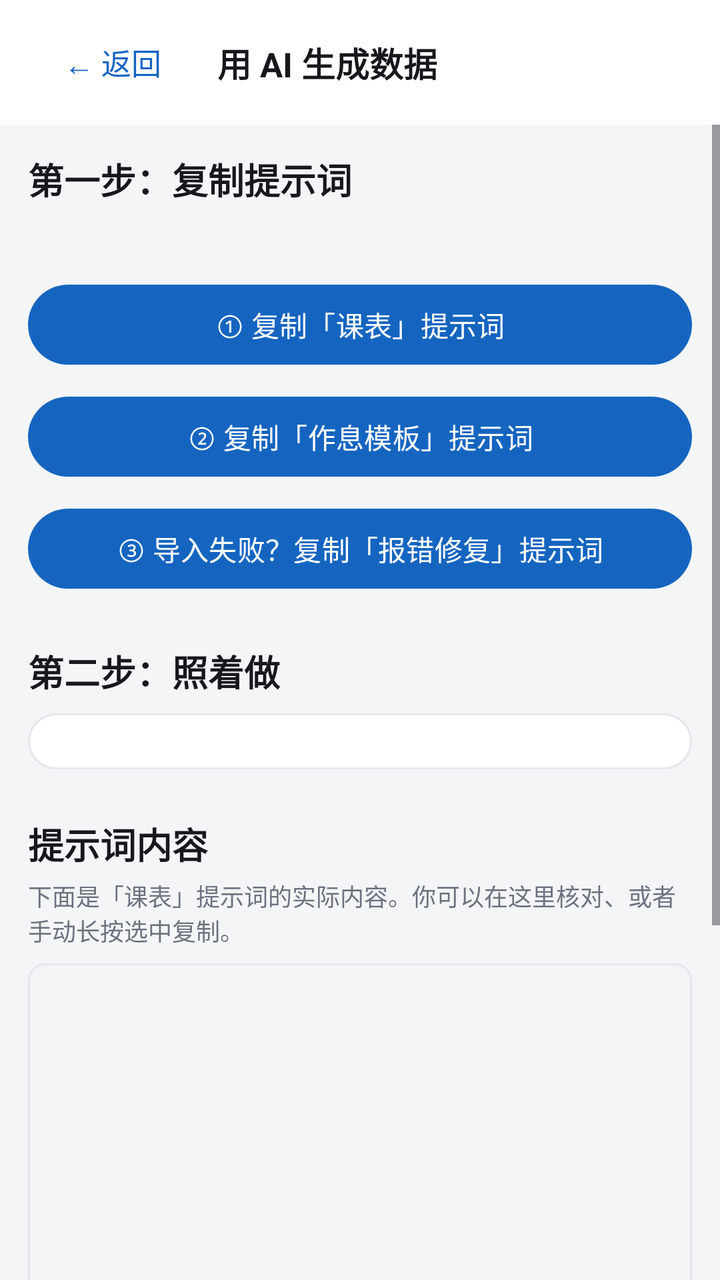
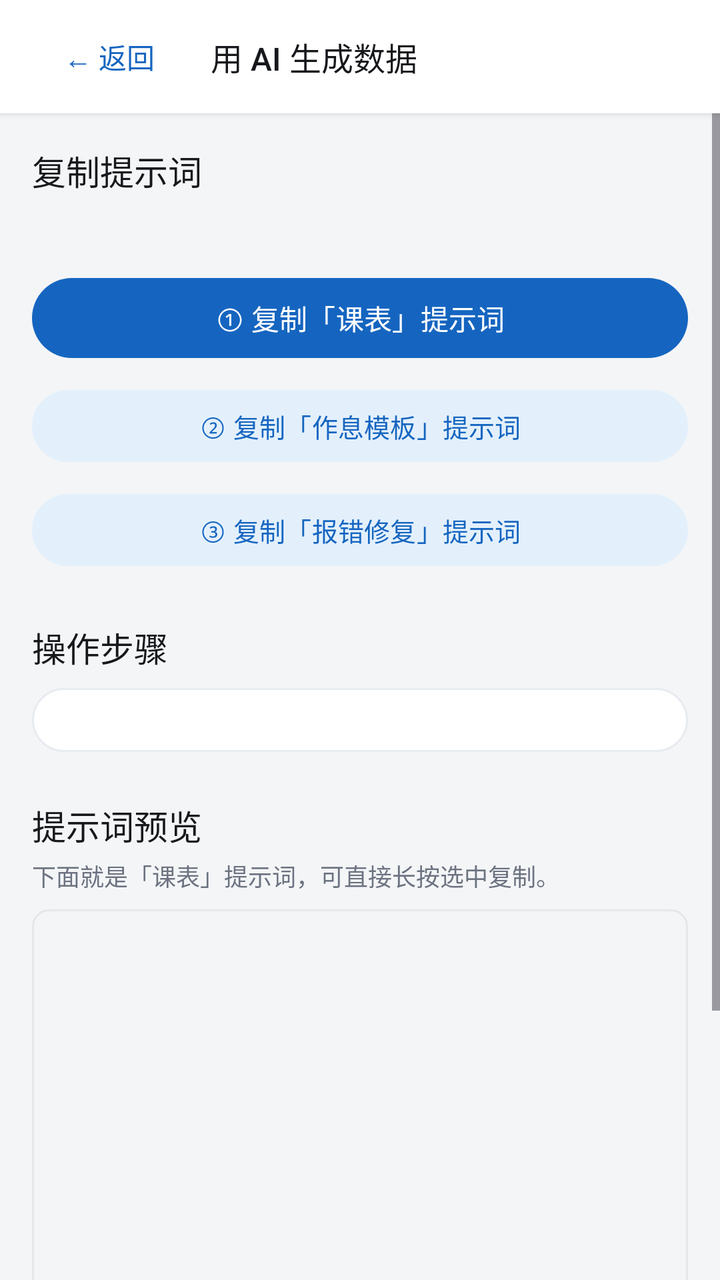

The first picture is an Android layout as it rendered before a commit; the second is the same layout after the commit. The layout source and the unified diff follow.
<!-- AndroidManifest.xml: application theme Theme.Timetable -->
<!-- res/layout/activity_generate_guide.xml -->
<?xml version="1.0" encoding="utf-8"?>
<LinearLayout xmlns:android="http://schemas.android.com/apk/res/android"
    android:layout_width="match_parent"
    android:layout_height="match_parent"
    android:background="@color/app_bg"
    android:orientation="vertical">

    
    <LinearLayout
        android:layout_width="match_parent"
        android:layout_height="wrap_content"
        android:background="@color/card_bg"
        android:gravity="center_vertical"
        android:orientation="horizontal"
        android:paddingHorizontal="8dp"
        android:paddingVertical="10dp">

        <Button
            android:id="@+id/btnBack"
            style="@style/FlatTextButton"
            android:textSize="15sp"
            android:text="← 返回" />

        <TextView
            android:layout_width="0dp"
            android:layout_height="wrap_content"
            android:layout_weight="1"
            android:layout_marginStart="4dp"
            android:text="@string/guide_title"
            android:textSize="17sp"
            android:textStyle="bold"
            android:textColor="@color/text_primary" />
    </LinearLayout>

    <ScrollView
        android:id="@+id/scroll"
        android:layout_width="match_parent"
        android:layout_height="0dp"
        android:layout_weight="1">

        <LinearLayout
            android:layout_width="match_parent"
            android:layout_height="wrap_content"
            android:orientation="vertical"
            android:padding="14dp">

            
            <TextView
                android:layout_width="match_parent"
                android:layout_height="wrap_content"
                android:text="@string/guide_s1_title"
                android:textSize="18sp"
                android:textStyle="bold"
                android:textColor="@color/text_primary" />

            <TextView
                android:id="@+id/tvIntro"
                android:layout_width="match_parent"
                android:layout_height="wrap_content"
                android:layout_marginTop="6dp"
                android:textSize="13sp"
                android:lineSpacingExtra="3dp"
                android:textColor="@color/text_secondary" />

            <Button
                android:id="@+id/btnCopyCoursePrompt"
                android:layout_width="match_parent"
                android:layout_height="wrap_content"
                android:layout_marginTop="12dp"
                android:text="@string/guide_copy_course" />

            <Button
                android:id="@+id/btnCopyTemplatePrompt"
                android:layout_width="match_parent"
                android:layout_height="wrap_content"
                android:layout_marginTop="8dp"
                android:text="@string/guide_copy_template" />

            <Button
                android:id="@+id/btnCopyFixPrompt"
                android:layout_width="match_parent"
                android:layout_height="wrap_content"
                android:layout_marginTop="8dp"
                android:text="@string/guide_copy_fix" />

            
            <TextView
                android:layout_width="match_parent"
                android:layout_height="wrap_content"
                android:layout_marginTop="24dp"
                android:text="@string/guide_s2_title"
                android:textSize="18sp"
                android:textStyle="bold"
                android:textColor="@color/text_primary" />

            <LinearLayout
                android:id="@+id/stepContainer"
                android:layout_width="match_parent"
                android:layout_height="wrap_content"
                android:layout_marginTop="8dp"
                android:background="@drawable/bg_card"
                android:orientation="vertical"
                android:padding="14dp" />

            
            <TextView
                android:layout_width="match_parent"
                android:layout_height="wrap_content"
                android:layout_marginTop="24dp"
                android:text="@string/guide_s3_title"
                android:textSize="18sp"
                android:textStyle="bold"
                android:textColor="@color/text_primary" />

            <TextView
                android:layout_width="match_parent"
                android:layout_height="wrap_content"
                android:layout_marginTop="4dp"
                android:text="@string/guide_s3_desc"
                android:textSize="12sp"
                android:textColor="@color/text_secondary" />

            <ScrollView
                android:layout_width="match_parent"
                android:layout_height="340dp"
                android:layout_marginTop="8dp"
                android:background="@drawable/bg_prompt_box"
                android:padding="10dp">

                <TextView
                    android:id="@+id/tvPromptPreview"
                    android:layout_width="match_parent"
                    android:layout_height="wrap_content"
                    android:textSize="10sp"
                    android:textIsSelectable="true"
                    android:fontFamily="monospace"
                    android:textColor="@color/text_primary" />
            </ScrollView>

            <TextView
                android:layout_width="match_parent"
                android:layout_height="wrap_content"
                android:layout_marginTop="20dp"
                android:layout_marginBottom="8dp"
                android:textSize="11sp"
                android:textColor="@color/text_secondary"
                android:text="@string/guide_footer" />

        </LinearLayout>
    </ScrollView>

</LinearLayout>
<!-- resources referenced by this layout -->
<resources>
  <color name="app_bg">#F4F5F7</color>
  <color name="card_bg">#FFFFFF</color>
  <color name="text_primary">#16181C</color>
  <color name="text_secondary">#6B7280</color>
  <!-- drawable bg_card (drawable) -->
  <?xml version="1.0" encoding="utf-8"?>
  <shape xmlns:android="http://schemas.android.com/apk/res/android"
      android:shape="rectangle">
      <solid android:color="@color/card_bg" />
      <corners android:radius="14dp" />
      <stroke
          android:width="1dp"
          android:color="@color/divider" />
  </shape>
  <!-- drawable bg_prompt_box (drawable) -->
  <?xml version="1.0" encoding="utf-8"?>
  <shape xmlns:android="http://schemas.android.com/apk/res/android"
      android:shape="rectangle">
      <solid android:color="@color/app_bg" />
      <corners android:radius="8dp" />
      <stroke
          android:width="1dp"
          android:color="@color/divider" />
  </shape>
  <string name="guide_copy_course">① 复制「课表」提示词</string>
  <string name="guide_copy_fix">③ 导入失败？复制「报错修复」提示词</string>
  <string name="guide_copy_template">② 复制「作息模板」提示词</string>
  <string name="guide_footer">提示词里已经带上了你当前的学期信息（名称 / 起始日 / 总周数），\n所以 AI 不会在这些地方猜错。</string>
  <string name="guide_s1_title">第一步：复制提示词</string>
  <string name="guide_s2_title">第二步：照着做</string>
  <string name="guide_s3_desc">下面是「课表」提示词的实际内容。你可以在这里核对、或者手动长按选中复制。</string>
  <string name="guide_s3_title">提示词内容</string>
  <string name="guide_title">用 AI 生成数据</string>
  <style name="FlatTextButton" parent="Widget.AppCompat.Button.Borderless">
          <item name="android:layout_width">wrap_content</item>
          <item name="android:layout_height">wrap_content</item>
          <item name="android:minWidth">44dp</item>
          <item name="android:minHeight">40dp</item>
          <item name="android:textSize">17sp</item>
          <item name="android:textColor">?attr/accentColor</item>
      </style>
  <style name="Theme.Timetable" parent="Theme.Material3.DayNight.NoActionBar">
          <item name="android:windowBackground">@color/app_bg</item>
  
          
          <item name="accentColor">@color/accent_blue</item>
          <item name="accentSoftColor">@color/accent_soft_blue</item>
  
          
          <item name="colorPrimary">@color/accent_blue</item>
      </style>
  <color name="divider">#E5E7EB</color>
  <color name="accent_blue">#1565C0</color>
  <color name="accent_soft_blue">#E3F0FC</color>
</resources>

<!-- the commit's change to res/layout/activity_generate_guide.xml (unified diff, before → after) -->
@@ -2,7 +2,6 @@
 <LinearLayout xmlns:android="http://schemas.android.com/apk/res/android"
     android:layout_width="match_parent"
     android:layout_height="match_parent"
-    android:background="@color/app_bg"
     android:orientation="vertical">
 
     
@@ -10,26 +9,27 @@
         android:layout_width="match_parent"
         android:layout_height="wrap_content"
         android:background="@color/card_bg"
+        android:elevation="2dp"
         android:gravity="center_vertical"
         android:orientation="horizontal"
         android:paddingHorizontal="8dp"
-        android:paddingVertical="10dp">
+        android:paddingVertical="8dp">
 
         <Button
             android:id="@+id/btnBack"
             style="@style/FlatTextButton"
-            android:textSize="15sp"
-            android:text="← 返回" />
+            android:text="← 返回"
+            android:textSize="14sp" />
 
         <TextView
             android:layout_width="0dp"
             android:layout_height="wrap_content"
+            android:layout_marginStart="4dp"
             android:layout_weight="1"
-            android:layout_marginStart="4dp"
+            android:fontFamily="sans-serif-medium"
             android:text="@string/guide_title"
-            android:textSize="17sp"
-            android:textStyle="bold"
-            android:textColor="@color/text_primary" />
+            android:textColor="@color/text_primary"
+            android:textSize="16sp" />
     </LinearLayout>
 
     <ScrollView
@@ -42,35 +42,36 @@
             android:layout_width="match_parent"
             android:layout_height="wrap_content"
             android:orientation="vertical"
-            android:padding="14dp">
+            android:padding="@dimen/page_padding">
 
             
             <TextView
                 android:layout_width="match_parent"
                 android:layout_height="wrap_content"
+                android:fontFamily="sans-serif-medium"
                 android:text="@string/guide_s1_title"
-                android:textSize="18sp"
-                android:textStyle="bold"
-                android:textColor="@color/text_primary" />
+                android:textColor="@color/text_primary"
+                android:textSize="17sp" />
 
             <TextView
                 android:id="@+id/tvIntro"
                 android:layout_width="match_parent"
                 android:layout_height="wrap_content"
                 android:layout_marginTop="6dp"
-                android:textSize="13sp"
                 android:lineSpacingExtra="3dp"
-                android:textColor="@color/text_secondary" />
+                android:textColor="@color/text_secondary"
+                android:textSize="12.5sp" />
 
             <Button
                 android:id="@+id/btnCopyCoursePrompt"
                 android:layout_width="match_parent"
                 android:layout_height="wrap_content"
-                android:layout_marginTop="12dp"
+                android:layout_marginTop="14dp"
                 android:text="@string/guide_copy_course" />
 
             <Button
                 android:id="@+id/btnCopyTemplatePrompt"
+                style="@style/TonalButton"
                 android:layout_width="match_parent"
                 android:layout_height="wrap_content"
                 android:layout_marginTop="8dp"
@@ -78,6 +79,7 @@
 
             <Button
                 android:id="@+id/btnCopyFixPrompt"
+                style="@style/TonalButton"
                 android:layout_width="match_parent"
                 android:layout_height="wrap_content"
                 android:layout_marginTop="8dp"
@@ -88,10 +90,10 @@
                 android:layout_width="match_parent"
                 android:layout_height="wrap_content"
                 android:layout_marginTop="24dp"
+                android:fontFamily="sans-serif-medium"
                 android:text="@string/guide_s2_title"
-                android:textSize="18sp"
-                android:textStyle="bold"
-                android:textColor="@color/text_primary" />
+                android:textColor="@color/text_primary"
+                android:textSize="17sp" />
 
             <LinearLayout
                 android:id="@+id/stepContainer"
@@ -100,29 +102,29 @@
                 android:layout_marginTop="8dp"
                 android:background="@drawable/bg_card"
                 android:orientation="vertical"
-                android:padding="14dp" />
+                android:padding="@dimen/card_padding" />
 
             
             <TextView
                 android:layout_width="match_parent"
                 android:layout_height="wrap_content"
                 android:layout_marginTop="24dp"
+                android:fontFamily="sans-serif-medium"
                 android:text="@string/guide_s3_title"
-                android:textSize="18sp"
-                android:textStyle="bold"
-                android:textColor="@color/text_primary" />
+                android:textColor="@color/text_primary"
+                android:textSize="17sp" />
 
             <TextView
                 android:layout_width="match_parent"
                 android:layout_height="wrap_content"
                 android:layout_marginTop="4dp"
                 android:text="@string/guide_s3_desc"
-                android:textSize="12sp"
-                android:textColor="@color/text_secondary" />
+                android:textColor="@color/text_secondary"
+                android:textSize="12sp" />
 
             <ScrollView
                 android:layout_width="match_parent"
-                android:layout_height="340dp"
+                android:layout_height="300dp"
                 android:layout_marginTop="8dp"
                 android:background="@drawable/bg_prompt_box"
                 android:padding="10dp">
@@ -131,10 +133,10 @@
                     android:id="@+id/tvPromptPreview"
                     android:layout_width="match_parent"
                     android:layout_height="wrap_content"
-                    android:textSize="10sp"
+                    android:fontFamily="monospace"
+                    android:textColor="@color/text_primary"
                     android:textIsSelectable="true"
-                    android:fontFamily="monospace"
-                    android:textColor="@color/text_primary" />
+                    android:textSize="11sp" />
             </ScrollView>
 
             <TextView
@@ -142,9 +144,9 @@
                 android:layout_height="wrap_content"
                 android:layout_marginTop="20dp"
                 android:layout_marginBottom="8dp"
-                android:textSize="11sp"
+                android:text="@string/guide_footer"
                 android:textColor="@color/text_secondary"
-                android:text="@string/guide_footer" />
+                android:textSize="11sp" />
 
         </LinearLayout>
     </ScrollView>
<!-- resource entries referenced after the edit -->
@@ -4,15 +4,17 @@
   <color name="card_bg">#FFFFFF</color>
   <color name="text_primary">#16181C</color>
   <color name="text_secondary">#6B7280</color>
+  <dimen name="card_padding">16dp</dimen>
+  <dimen name="page_padding">16dp</dimen>
   <!-- drawable bg_card (drawable) -->
   <?xml version="1.0" encoding="utf-8"?>
   <shape xmlns:android="http://schemas.android.com/apk/res/android"
       android:shape="rectangle">
       <solid android:color="@color/card_bg" />
-      <corners android:radius="14dp" />
+      <corners android:radius="@dimen/card_radius" />
       <stroke
           android:width="1dp"
-          android:color="@color/divider" />
+          android:color="@color/card_stroke" />
   </shape>
   <!-- drawable bg_prompt_box (drawable) -->
   <?xml version="1.0" encoding="utf-8"?>
@@ -25,13 +27,13 @@
           android:color="@color/divider" />
   </shape>
   <string name="guide_copy_course">① 复制「课表」提示词</string>
-  <string name="guide_copy_fix">③ 导入失败？复制「报错修复」提示词</string>
+  <string name="guide_copy_fix">③ 复制「报错修复」提示词</string>
   <string name="guide_copy_template">② 复制「作息模板」提示词</string>
-  <string name="guide_footer">提示词里已经带上了你当前的学期信息（名称 / 起始日 / 总周数），\n所以 AI 不会在这些地方猜错。</string>
-  <string name="guide_s1_title">第一步：复制提示词</string>
-  <string name="guide_s2_title">第二步：照着做</string>
-  <string name="guide_s3_desc">下面是「课表」提示词的实际内容。你可以在这里核对、或者手动长按选中复制。</string>
-  <string name="guide_s3_title">提示词内容</string>
+  <string name="guide_footer">提示词里已带上学期的名称、起始日与总周数。</string>
+  <string name="guide_s1_title">复制提示词</string>
+  <string name="guide_s2_title">操作步骤</string>
+  <string name="guide_s3_desc">下面就是「课表」提示词，可直接长按选中复制。</string>
+  <string name="guide_s3_title">提示词预览</string>
   <string name="guide_title">用 AI 生成数据</string>
   <style name="FlatTextButton" parent="Widget.AppCompat.Button.Borderless">
           <item name="android:layout_width">wrap_content</item>
@@ -41,18 +43,36 @@
           <item name="android:textSize">17sp</item>
           <item name="android:textColor">?attr/accentColor</item>
       </style>
+  <style name="TonalButton" parent="Widget.Material3.Button.TonalButton">
+          <item name="android:textSize">13sp</item>
+          <item name="android:textColor">?attr/accentColor</item>
+          <item name="android:minHeight">44dp</item>
+      </style>
   <style name="Theme.Timetable" parent="Theme.Material3.DayNight.NoActionBar">
           <item name="android:windowBackground">@color/app_bg</item>
   
-          
           <item name="accentColor">@color/accent_blue</item>
           <item name="accentSoftColor">@color/accent_soft_blue</item>
   
-          
           <item name="colorPrimary">@color/accent_blue</item>
+          <item name="colorOnPrimary">@color/on_accent</item>
+          <item name="colorPrimaryContainer">@color/accent_soft_blue</item>
+          <item name="colorOnPrimaryContainer">@color/accent_blue</item>
+  
+          <item name="colorSecondary">@color/accent_blue</item>
+          <item name="colorOnSecondary">@color/on_accent</item>
+  
+          <item name="colorSecondaryContainer">@color/accent_soft_blue</item>
+          <item name="colorOnSecondaryContainer">@color/accent_blue</item>
+  
+          <item name="colorAccent">@color/accent_blue</item>
+          <item name="android:colorControlActivated">@color/accent_blue</item>
       </style>
+  <dimen name="card_radius">16dp</dimen>
+  <color name="card_stroke">#E8EBF0</color>
   <color name="divider">#E5E7EB</color>
   <color name="accent_blue">#1565C0</color>
   <color name="accent_soft_blue">#E3F0FC</color>
+  <color name="on_accent">#FFFFFF</color>
 </resources>
 
